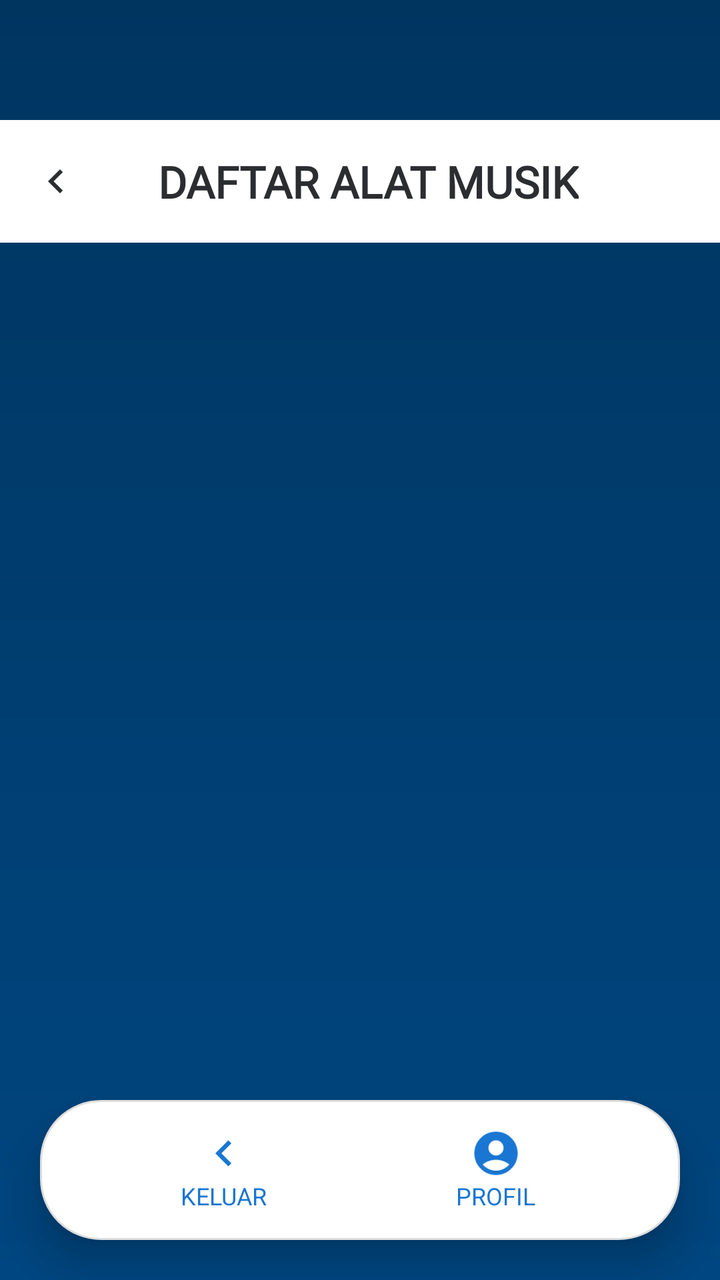
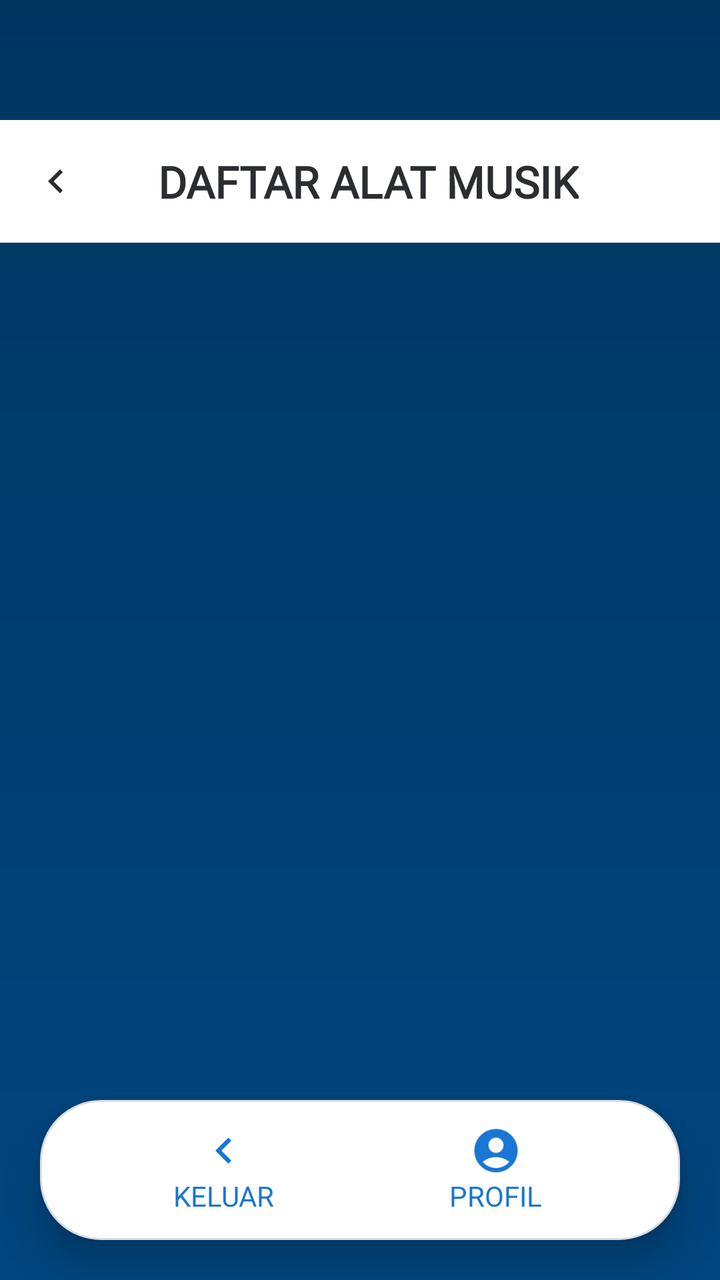

Two renders of the same Android screen: before a commit and after it. Below are the layout's source before the change and the commit's diff.
<!-- AndroidManifest.xml: application theme Theme.MusikAryo -->
<!-- res/layout/activity_usaha_jual.xml -->
<?xml version="1.0" encoding="utf-8"?>
<androidx.constraintlayout.widget.ConstraintLayout
    xmlns:android="http://schemas.android.com/apk/res/android"
    xmlns:app="http://schemas.android.com/apk/res-auto"
    android:layout_width="match_parent"
    android:layout_height="match_parent"
    android:background="@drawable/bg_header_gradient">

    <androidx.constraintlayout.widget.ConstraintLayout
        android:id="@+id/headerLayout"
        android:layout_width="0dp"
        android:layout_height="wrap_content"
        android:layout_marginTop="60dp"
        android:background="@color/white"
        android:padding="16dp"
        app:layout_constraintEnd_toEndOf="parent"
        app:layout_constraintStart_toStartOf="parent"
        app:layout_constraintTop_toTopOf="parent">

        <ImageView
            android:id="@+id/btnBack"
            android:layout_width="24dp"
            android:layout_height="24dp"
            android:contentDescription="Back"
            android:src="@drawable/ic_exit"
            app:tint="#2B2D30"
            app:layout_constraintBottom_toBottomOf="parent"
            app:layout_constraintStart_toStartOf="parent"
            app:layout_constraintTop_toTopOf="parent" />

        <TextView
            android:id="@+id/tvHeaderJual"
            android:layout_width="wrap_content"
            android:layout_height="wrap_content"
            android:fontFamily="@font/poppins_bold"
            android:text="DAFTAR ALAT MUSIK"
            android:textColor="#2B2D30"
            android:textSize="22sp"
            android:textStyle="bold"
            app:layout_constraintBottom_toBottomOf="parent"
            app:layout_constraintEnd_toEndOf="parent"
            app:layout_constraintHorizontal_bias="0.417"
            app:layout_constraintStart_toEndOf="@id/btnBack"
            app:layout_constraintTop_toTopOf="parent"
            app:layout_constraintVertical_bias="0.0" />
    </androidx.constraintlayout.widget.ConstraintLayout>

    <androidx.recyclerview.widget.RecyclerView
        android:id="@+id/rvAlat"
        android:layout_width="0dp"
        android:layout_height="0dp"
        android:layout_marginTop="16dp"
        android:layout_marginBottom="16dp"
        android:clipToPadding="false"
        android:padding="16dp"
        android:scrollbars="vertical"
        app:layout_constraintBottom_toTopOf="@id/bottomNav"
        app:layout_constraintEnd_toEndOf="parent"
        app:layout_constraintStart_toStartOf="parent"
        app:layout_constraintTop_toBottomOf="@id/headerLayout" />

    <LinearLayout
        android:id="@+id/bottomNav"
        android:layout_width="0dp"
        android:layout_height="70dp"
        android:layout_margin="20dp"
        android:background="@drawable/bg_bottom_nav"
        android:elevation="12dp"
        android:gravity="center"
        android:orientation="horizontal"
        android:paddingHorizontal="24dp"
        android:paddingVertical="10dp"
        app:layout_constraintBottom_toBottomOf="parent"
        app:layout_constraintStart_toStartOf="parent"
        app:layout_constraintEnd_toEndOf="parent">

        <LinearLayout
            android:id="@+id/btnExit"
            android:layout_width="0dp"
            android:layout_height="match_parent"
            android:layout_weight="1"
            android:gravity="center"
            android:orientation="vertical">

            <ImageView
                android:layout_width="26dp"
                android:layout_height="26dp"
                android:src="@drawable/ic_exit"
                app:tint="@color/blue_700" />

            <TextView
                android:layout_width="wrap_content"
                android:layout_height="wrap_content"
                android:text="KELUAR"
                android:textColor="@color/blue_700"
                android:textSize="12sp" />
        </LinearLayout>

        <LinearLayout
            android:id="@+id/btnProfil"
            android:layout_width="0dp"
            android:layout_height="match_parent"
            android:layout_weight="1"
            android:gravity="center"
            android:orientation="vertical">

            <ImageView
                android:layout_width="26dp"
                android:layout_height="26dp"
                android:src="@drawable/ic_user"
                app:tint="@color/blue_700" />

            <TextView
                android:layout_width="wrap_content"
                android:layout_height="wrap_content"
                android:text="PROFIL"
                android:textColor="@color/blue_700"
                android:textSize="12sp" />
        </LinearLayout>
    </LinearLayout>

</androidx.constraintlayout.widget.ConstraintLayout>
<!-- resources referenced by this layout -->
<resources>
  <color name="blue_700">#1976D2</color>
  <color name="white">#FFFFFFFF</color>
  <!-- drawable bg_bottom_nav (drawable) -->
  <shape xmlns:android="http://schemas.android.com/apk/res/android"
      android:shape="rectangle">
      <solid android:color="#FFFFFF"/>
      <corners android:radius="30dp"/>
      <stroke android:width="1dp" android:color="#DDDDDD"/>
  </shape>
  <!-- drawable bg_header_gradient (drawable) -->
  <shape xmlns:android="http://schemas.android.com/apk/res/android">
      <gradient
          android:startColor="#003560"
          android:endColor="#004680"
          android:angle="140"/>
  </shape>
  <!-- drawable ic_exit (drawable) -->
  <vector xmlns:android="http://schemas.android.com/apk/res/android" android:autoMirrored="true" android:height="24dp" android:tint="#000000" android:viewportHeight="960" android:viewportWidth="960" android:width="24dp">
        
      <path android:fillColor="@android:color/white" android:pathData="M560,720L320,480L560,240L616,296L432,480L616,664L560,720Z"/>
      
  </vector>
  <!-- drawable ic_user (drawable) -->
  <vector xmlns:android="http://schemas.android.com/apk/res/android" android:height="24dp" android:tint="#000000" android:viewportHeight="24" android:viewportWidth="24" android:width="24dp">
        
      <path android:fillColor="@android:color/white" android:pathData="M12,2C6.48,2 2,6.48 2,12s4.48,10 10,10s10,-4.48 10,-10S17.52,2 12,2zM12,6c1.93,0 3.5,1.57 3.5,3.5S13.93,13 12,13s-3.5,-1.57 -3.5,-3.5S10.07,6 12,6zM12,20c-2.03,0 -4.43,-0.82 -6.14,-2.88C7.55,15.8 9.68,15 12,15s4.45,0.8 6.14,2.12C16.43,19.18 14.03,20 12,20z"/>
      
  </vector>
  <style name="Theme.MusikAryo" parent="Theme.Material3.DayNight.NoActionBar">
          
          <item name="colorPrimary">@color/blue_500</item>
          <item name="colorPrimaryVariant">@color/blue_700</item>
          <item name="colorOnPrimary">@android:color/white</item>
  
          
          <item name="android:buttonStyle">@style/MyButton.Blue</item>
      </style>
  <color name="blue_500">#2196F3</color>
  <style name="MyButton.Blue" parent="@android:style/Widget.Button">
          <item name="android:backgroundTint">@null</item>
          <item name="android:background">@drawable/bg_button_blue</item>
          <item name="android:textColor">@android:color/white</item>
      </style>
  <!-- drawable bg_button_blue (drawable) -->
  <?xml version="1.0" encoding="utf-8"?>
  <shape xmlns:android="http://schemas.android.com/apk/res/android" android:shape="rectangle">
      <gradient
          android:startColor="#2196F3"
          android:endColor="#1976D2"
          android:angle="90"/>
      <corners android:radius="30dp"/>
      <padding
          android:left="20dp"
          android:top="14dp"
          android:right="20dp"
          android:bottom="14dp"/>
  </shape>
</resources>

<!-- the commit's change to res/layout/activity_usaha_jual.xml (unified diff, before → after) -->
@@ -93,7 +93,7 @@
                 android:layout_height="wrap_content"
                 android:text="KELUAR"
                 android:textColor="@color/blue_700"
-                android:textSize="12sp" />
+                android:textSize="14sp" />
         </LinearLayout>
 
         <LinearLayout
@@ -115,7 +115,7 @@
                 android:layout_height="wrap_content"
                 android:text="PROFIL"
                 android:textColor="@color/blue_700"
-                android:textSize="12sp" />
+                android:textSize="14sp" />
         </LinearLayout>
     </LinearLayout>
 
